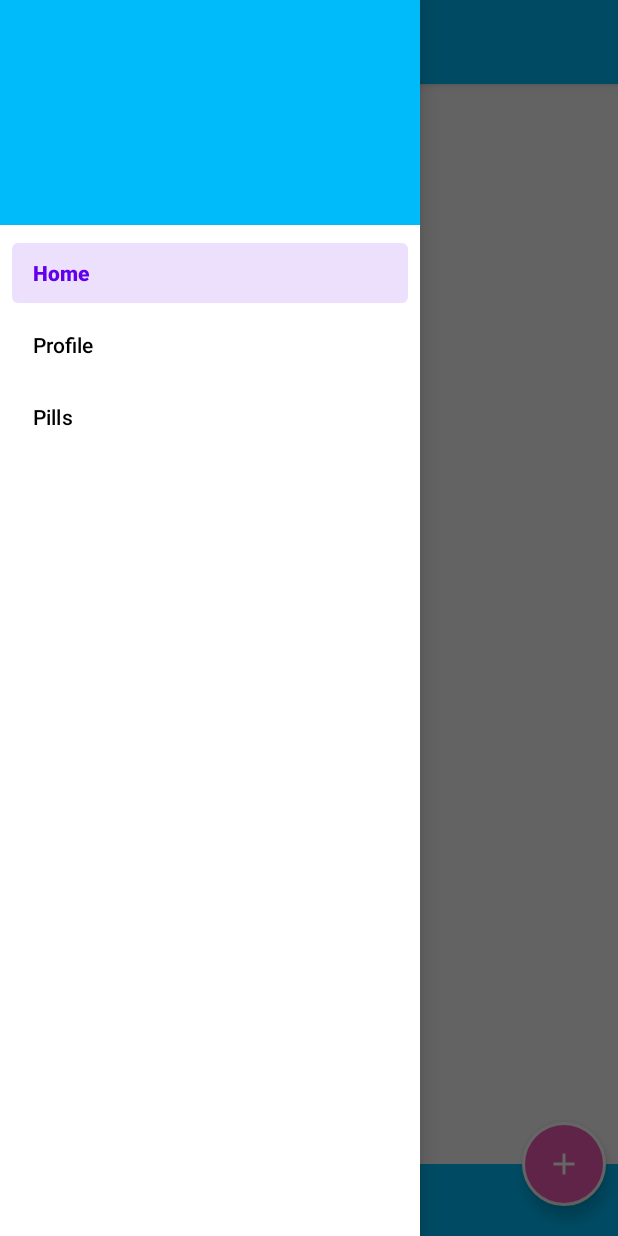
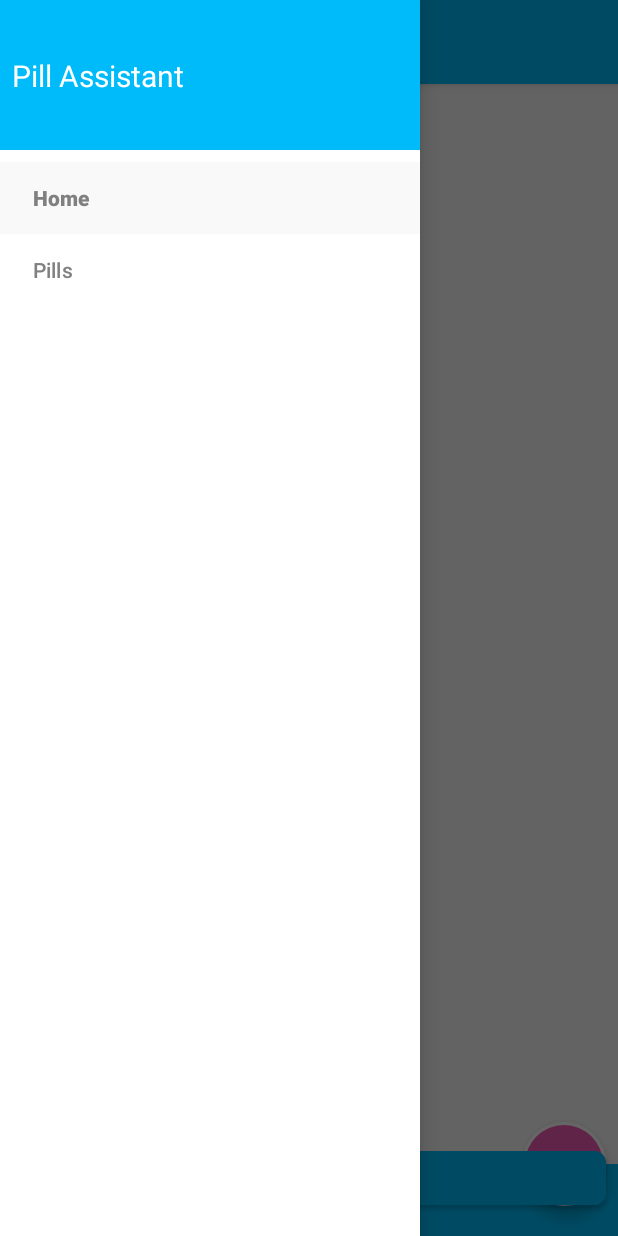
Before and after one commit to Al-AminJoy/PillReminder, an Android app: the fragment PillDetailsFragment placed in its activity, with the side drawer open, on a phone screen of 412 x 824 dp. Run offline under Robolectric (Android 15) with nearby library versions, the phone set to English and light mode, and no system bars; our stand-ins replace data binding, navigation-ui; 10 statements that could not run were skipped.

Commit message:
Meal Status Added

```diff
--- a/app/src/main/java/com/alamin/pillreminder/model/data/RecentSchedule.kt
+++ b/app/src/main/java/com/alamin/pillreminder/model/data/RecentSchedule.kt
@@ -5,6 +5,7 @@ data class RecentSchedule(
     var pillName: String,
     var pillType: String,
     val pillUnit: String,
+    val mealStatus: String,
     val time : String,
     val unit: Double,
 )
--- a/app/src/main/java/com/alamin/pillreminder/model/data/Schedule.kt
+++ b/app/src/main/java/com/alamin/pillreminder/model/data/Schedule.kt
@@ -4,7 +4,8 @@ import android.os.Parcelable
 import kotlinx.android.parcel.Parcelize
 import java.util.*
 @Parcelize
-data class Schedule (
-    val time : String,
+data class Schedule(
+    val time: String,
+    val mealStatus: String,
     val unit: Double,
     ):Parcelable
--- a/app/src/main/java/com/alamin/pillreminder/utils/PillBindingAdapter.kt
+++ b/app/src/main/java/com/alamin/pillreminder/utils/PillBindingAdapter.kt
@@ -46,7 +46,7 @@ fun TextView.showTimes(schedules: List<Schedule>){
 @BindingAdapter("showTotalUnits","unit", requireAll = true)
 fun TextView.showTotalUnits(schedules: List<Schedule>, unit: String){
     var strBuilder =StringBuilder()
-    strBuilder.append("Total ${schedules.sumOf {it.unit}} $unit")
+    strBuilder.append("Total ${schedules.sumOf {it.unit }} $unit")
     this.text = strBuilder
 }
 
--- a/app/src/main/java/com/alamin/pillreminder/view/fragment/HomeFragment.kt
+++ b/app/src/main/java/com/alamin/pillreminder/view/fragment/HomeFragment.kt
@@ -20,11 +20,8 @@ import com.alamin.pillreminder.view.adapter.RecentPillAdapter
 import com.alamin.pillreminder.view.adapter.TodayPillAdapter
 import com.alamin.pillreminder.view_model.PillViewModel
 import com.alamin.pillreminder.view_model.ViewModelFactory
-import java.text.SimpleDateFormat
-import java.time.LocalDate
 import java.util.*
 import javax.inject.Inject
-import kotlin.math.log
 
 private const val TAG = "HomeFragment"
 private const val DAY_MILLI_SEC_UNIT = 86400000
@@ -149,7 +146,7 @@ class HomeFragment : Fragment() {
                 val minute = calender.get(Calendar.MINUTE)
                 val currentTimeInMilliSec = hour*3600000 + minute*60000
                 if (pillTakingTime-currentTimeInMilliSec in 1..1800000){
-                    recentPillList.add(RecentSchedule(pill.id,pill.pillName,pill.pillType,pill.pillUnit,schedule.time,schedule.unit))
+                    recentPillList.add(RecentSchedule(pill.id,pill.pillName,pill.pillType,pill.pillUnit,schedule.mealStatus,schedule.time,schedule.unit))
                 }
             }
         }
--- a/app/src/main/java/com/alamin/pillreminder/view/fragment/PillDetailsFragment.kt
+++ b/app/src/main/java/com/alamin/pillreminder/view/fragment/PillDetailsFragment.kt
@@ -16,6 +16,7 @@ class PillDetailsFragment : Fragment() {
         inflater: LayoutInflater, container: ViewGroup?,
         savedInstanceState: Bundle?
     ): View? {
+        //TODO: Create Table Fr Dose
         binding = FragmentPillDetailsBinding.inflate(layoutInflater)
         binding.pill = arg.pill
         return binding.root
--- /dev/null
+++ b/app/src/main/res/drawable/drawer_selector.xml
@@ -0,0 +1,5 @@
+<?xml version="1.0" encoding="utf-8"?>
+<selector xmlns:android="http://schemas.android.com/apk/res/android">
+<item android:state_checked="true" android:drawable="@color/theme_background"/>
+<item  android:drawable="@color/white"/>
+</selector>
--- a/app/src/main/res/layout/activity_main.xml
+++ b/app/src/main/res/layout/activity_main.xml
@@ -29,6 +29,8 @@
             android:layout_height="match_parent"
             android:layout_gravity="start"
             app:headerLayout="@layout/layout_header"
+            app:itemTextColor="@color/gray"
+            app:itemBackground="@drawable/drawer_selector"
             app:menu="@menu/menu"/>
 
     </androidx.drawerlayout.widget.DrawerLayout>
--- a/app/src/main/res/layout/fragment_pill_details.xml
+++ b/app/src/main/res/layout/fragment_pill_details.xml
@@ -15,6 +15,13 @@
         android:layout_height="match_parent"
         tools:context=".view.fragment.PillDetailsFragment">
 
+        <androidx.constraintlayout.widget.Guideline
+            android:id="@+id/guideLineCenter"
+            android:layout_width="wrap_content"
+            android:layout_height="match_parent"
+            app:layout_constraintGuide_percent=".45"
+            android:orientation="vertical"/>
+
         <ImageView
             android:id="@+id/imgPill"
             android:layout_width="120dp"
@@ -29,11 +36,11 @@
             android:id="@+id/txtPillNameTitle"
             android:layout_width="0dp"
             android:layout_height="wrap_content"
-            app:layout_constraintStart_toEndOf="@id/imgPill"
+            app:layout_constraintStart_toStartOf="@id/guideLineCenter"
             app:layout_constraintTop_toTopOf="parent"
             android:text="Pill Name"
             android:textColor="@color/gray"
-            android:layout_marginHorizontal="@dimen/dimen16dp"
+            android:layout_marginHorizontal="@dimen/app_margin"
             app:layout_constraintEnd_toEndOf="parent"
             android:layout_marginTop="@dimen/app_margin"
             android:textSize="@dimen/textSizeM"/>
@@ -41,9 +48,8 @@
             android:id="@+id/txtPillName"
             android:layout_width="0dp"
             android:layout_height="wrap_content"
-            app:layout_constraintStart_toEndOf="@id/imgPill"
+            app:layout_constraintStart_toStartOf="@id/txtPillNameTitle"
             app:layout_constraintTop_toBottomOf="@id/txtPillNameTitle"
-            android:layout_marginHorizontal="@dimen/dimen16dp"
             android:text="@{pill.pillName}"
             android:textStyle="bold"
             android:textColor="@color/theme_fourth"
@@ -54,11 +60,10 @@
             android:id="@+id/txtPillTypeTitle"
             android:layout_width="0dp"
             android:layout_height="wrap_content"
-            app:layout_constraintStart_toEndOf="@id/imgPill"
+            app:layout_constraintStart_toStartOf="@id/txtPillNameTitle"
             app:layout_constraintTop_toBottomOf="@id/txtPillName"
             android:text="Pill Type"
             android:textColor="@color/gray"
-            android:layout_marginHorizontal="@dimen/dimen16dp"
             app:layout_constraintEnd_toEndOf="parent"
             android:layout_marginTop="@dimen/app_margin"
             android:textSize="@dimen/textSizeM"/>
@@ -66,9 +71,8 @@
             android:id="@+id/txtPillType"
             android:layout_width="0dp"
             android:layout_height="wrap_content"
-            app:layout_constraintStart_toEndOf="@id/imgPill"
+            app:layout_constraintStart_toStartOf="@id/txtPillNameTitle"
             app:layout_constraintTop_toBottomOf="@id/txtPillTypeTitle"
-            android:layout_marginHorizontal="@dimen/dimen16dp"
             android:text="@{pill.pillType}"
             android:textStyle="bold"
             android:textColor="@color/theme_fourth"
@@ -79,11 +83,10 @@
             android:id="@+id/txtPillUnitTitle"
             android:layout_width="0dp"
             android:layout_height="wrap_content"
-            app:layout_constraintStart_toEndOf="@id/imgPill"
+            app:layout_constraintStart_toStartOf="@id/txtPillNameTitle"
             app:layout_constraintTop_toBottomOf="@id/txtPillType"
             android:text="Taking Unit"
             android:textColor="@color/gray"
-            android:layout_marginHorizontal="@dimen/dimen16dp"
             app:layout_constraintEnd_toEndOf="parent"
             android:layout_marginTop="@dimen/app_margin"
             android:textSize="@dimen/textSizeM"/>
@@ -91,9 +94,8 @@
             android:id="@+id/txtPillUnit"
             android:layout_width="0dp"
             android:layout_height="wrap_content"
-            app:layout_constraintStart_toEndOf="@id/imgPill"
+            app:layout_constraintStart_toStartOf="@id/txtPillNameTitle"
             app:layout_constraintTop_toBottomOf="@id/txtPillUnitTitle"
-            android:layout_marginHorizontal="@dimen/dimen16dp"
             android:text="@{pill.pillUnit}"
             android:textStyle="bold"
             android:textColor="@color/theme_fourth"
@@ -108,9 +110,10 @@
             android:layout_marginHorizontal="@dimen/app_margin"
             android:layout_marginTop="@dimen/app_margin"
             app:layout_constraintTop_toBottomOf="@id/imgPill"
-            android:textSize="@dimen/textSizeL"
+            android:textSize="@dimen/textSizeM"
             android:text="Dose"
             android:padding="@dimen/app_margin"
+            android:textStyle="bold"
             android:textColor="@color/black"/>
 
         <TextView
@@ -124,7 +127,6 @@
             android:textSize="@dimen/textSizeM"
             unit="@{pill.pillUnit}"
             showDoseInDetails="@{pill.scheduleHolder.scheduleList}"
-            android:textStyle="bold"
             />
 
         <TextView
@@ -135,8 +137,9 @@
             android:layout_marginHorizontal="@dimen/app_margin"
             android:layout_marginTop="@dimen/app_margin"
             app:layout_constraintTop_toBottomOf="@id/txtDose"
-            android:textSize="@dimen/textSizeL"
+            android:textSize="@dimen/textSizeM"
             android:text="Duration"
+            android:textStyle="bold"
             android:padding="@dimen/app_margin"
             android:textColor="@color/black"/>
 
@@ -150,7 +153,6 @@
             app:layout_constraintTop_toBottomOf="@id/txtDurationTitle"
             android:textSize="@dimen/textSizeM"
             android:text="@{pill.continuous?@string/continuous:@string/days(pill.days)}"
-            android:textStyle="bold"
             />
 
         <TextView
@@ -161,8 +163,9 @@
             android:layout_marginHorizontal="@dimen/app_margin"
             android:layout_marginTop="@dimen/app_margin"
             app:layout_constraintTop_toBottomOf="@id/txtDuration"
-            android:textSize="@dimen/textSizeL"
+            android:textSize="@dimen/textSizeM"
             android:text="Schedule"
+            android:textStyle="bold"
             android:padding="@dimen/app_margin"
             android:textColor="@color/black"/>
 
@@ -175,11 +178,26 @@
             android:padding="@dimen/app_margin"
             app:layout_constraintTop_toBottomOf="@id/txtScheduleTitle"
             android:textSize="@dimen/textSizeM"
-            android:textStyle="bold"
             showSchedule="@{pill.dayHolder.dayList}"
             isEveryDay="@{pill.isEveryDay}"
             dayInterval="@{pill.dayInterval}"
             />
 
+        <com.google.android.material.button.MaterialButton
+            android:layout_width="match_parent"
+            android:layout_height="wrap_content"
+            android:text="Change Schedule"
+            android:textColor="@color/white"
+            android:backgroundTint="@color/theme_color"
+            app:cornerRadius="@dimen/app_margin"
+            app:rippleColor="@color/theme_dark"
+            android:textAllCaps="false"
+            app:layout_constraintStart_toStartOf="parent"
+            app:layout_constraintEnd_toEndOf="parent"
+            app:layout_constraintBottom_toBottomOf="parent"
+            app:layout_constraintTop_toTopOf="parent"
+            app:layout_constraintVertical_bias=".98"
+            android:layout_marginHorizontal="@dimen/app_margin"/>
+
     </androidx.constraintlayout.widget.ConstraintLayout>
 </layout>
--- a/app/src/main/res/layout/fragment_pill_name_dialog.xml
+++ b/app/src/main/res/layout/fragment_pill_name_dialog.xml
@@ -61,6 +61,7 @@
                 android:layout_width="wrap_content"
                 android:layout_height="wrap_content"
                 android:checked="true"
+                android:buttonTint="@color/theme_color"
                 android:onClick="@{continuousClickListener}"
                 android:text="Continuous" />
 
@@ -68,6 +69,7 @@
                 android:id="@+id/btnNumberOfDays"
                 android:layout_width="wrap_content"
                 android:layout_height="wrap_content"
+                android:buttonTint="@color/theme_color"
                 android:onClick="@{numberOfDaysClickListener}"
                 android:text="Number of Days" />
 
--- a/app/src/main/res/layout/fragment_schedule.xml
+++ b/app/src/main/res/layout/fragment_schedule.xml
@@ -67,18 +67,21 @@
                             android:layout_width="wrap_content"
                             android:layout_height="wrap_content"
                             android:checked="true"
+                            android:buttonTint="@color/theme_color"
                             android:text="EveryDay"/>
                         <RadioButton
                             android:id="@+id/btnSpecificDay"
                             android:onClick="@{onSpecificDayClick}"
                             android:layout_width="wrap_content"
                             android:layout_height="wrap_content"
+                            android:buttonTint="@color/theme_color"
                             android:text="Specific Day of Week"/>
                         <RadioButton
                             android:id="@+id/btnEvery"
                             android:onClick="@{onEveryClick}"
                             android:layout_width="wrap_content"
                             android:layout_height="wrap_content"
+                            android:buttonTint="@color/theme_color"
                             android:text="Every"/>
                         <TextView
                             android:id="@+id/txtDays"
--- a/app/src/main/res/layout/layout_header.xml
+++ b/app/src/main/res/layout/layout_header.xml
@@ -1,7 +1,20 @@
 <?xml version="1.0" encoding="utf-8"?>
 <androidx.constraintlayout.widget.ConstraintLayout xmlns:android="http://schemas.android.com/apk/res/android"
     android:layout_width="match_parent"
-    android:layout_height="150dp"
+    android:layout_height="100dp"
+    xmlns:app="http://schemas.android.com/apk/res-auto"
     android:background="@color/theme_color">
 
+    <TextView
+        android:layout_width="match_parent"
+        android:layout_height="wrap_content"
+        app:layout_constraintStart_toStartOf="parent"
+        app:layout_constraintEnd_toEndOf="parent"
+        app:layout_constraintTop_toTopOf="parent"
+        app:layout_constraintBottom_toBottomOf="parent"
+        android:textSize="@dimen/textSizeL"
+        android:textColor="@color/white"
+        android:layout_marginHorizontal="@dimen/app_margin"
+        android:text="Pill Assistant"/>
+
 </androidx.constraintlayout.widget.ConstraintLayout>
--- a/app/src/main/res/layout/row_recent_pill.xml
+++ b/app/src/main/res/layout/row_recent_pill.xml
@@ -85,7 +85,7 @@
                     android:textSize="@dimen/textSizeS"
                     android:padding="@dimen/dimen4dp"
                     android:layout_marginTop="@dimen/app_margin"
-                    android:text="After Meal"
+                    android:text="@{schedule.mealStatus}"
                     android:gravity="center"
                     android:background="@drawable/round_corner_fill_background"
                     android:textColor="@color/white" />
--- a/app/src/main/res/menu/menu.xml
+++ b/app/src/main/res/menu/menu.xml
@@ -5,9 +5,9 @@
         <item
             android:id="@+id/homeFragment"
             android:title="Home" />
-        <item
+       <!-- <item
             android:id="@+id/profileFragment"
-            android:title="Profile" />
+            android:title="Profile" />-->
 
         <item
             android:id="@+id/pillListFragment"
```
Also changed, not shown: app/src/main/java/com/alamin/pillreminder/view/dialog/PillNameDialogFragment.kt (+6 -3 lines), app/src/main/java/com/alamin/pillreminder/view/fragment/ScheduleFragment.kt (+18 -9 lines), app/src/main/res/layout/frequency_item.xml (+37 -3 lines), app/src/main/res/drawable/eye_drop.png (deleted), app/src/main/res/drawable/eye_drops.png.
